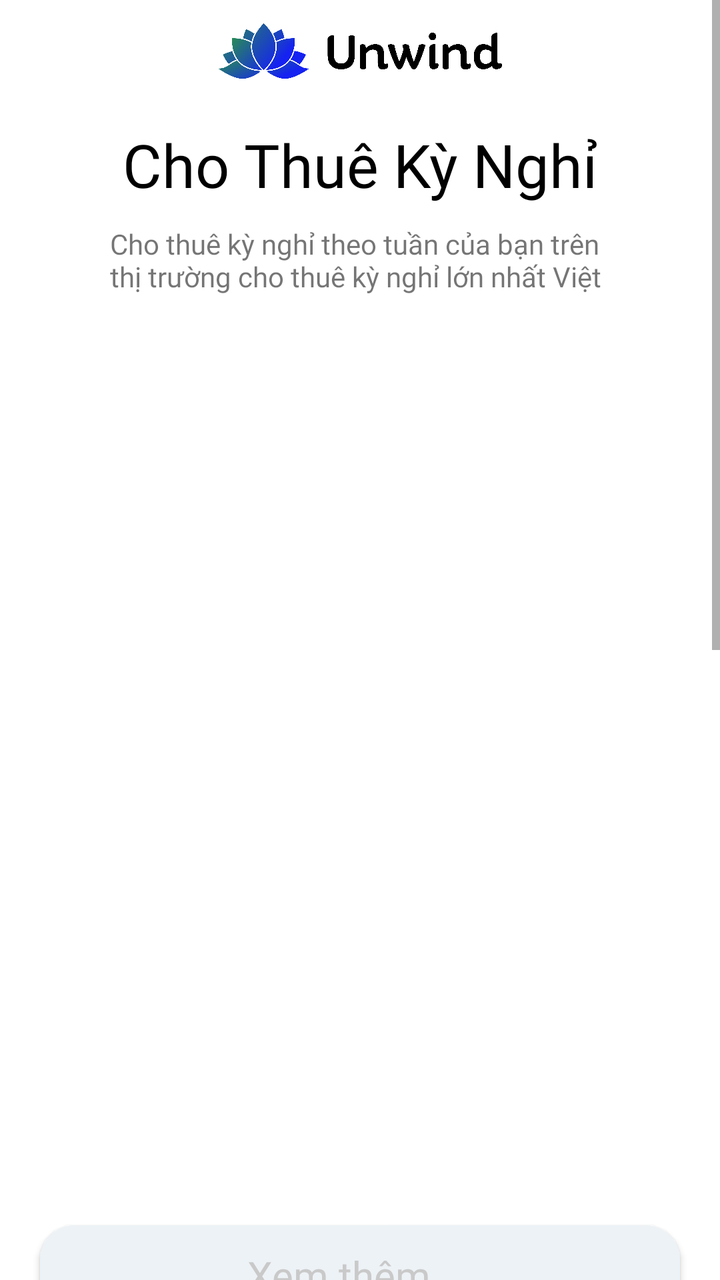
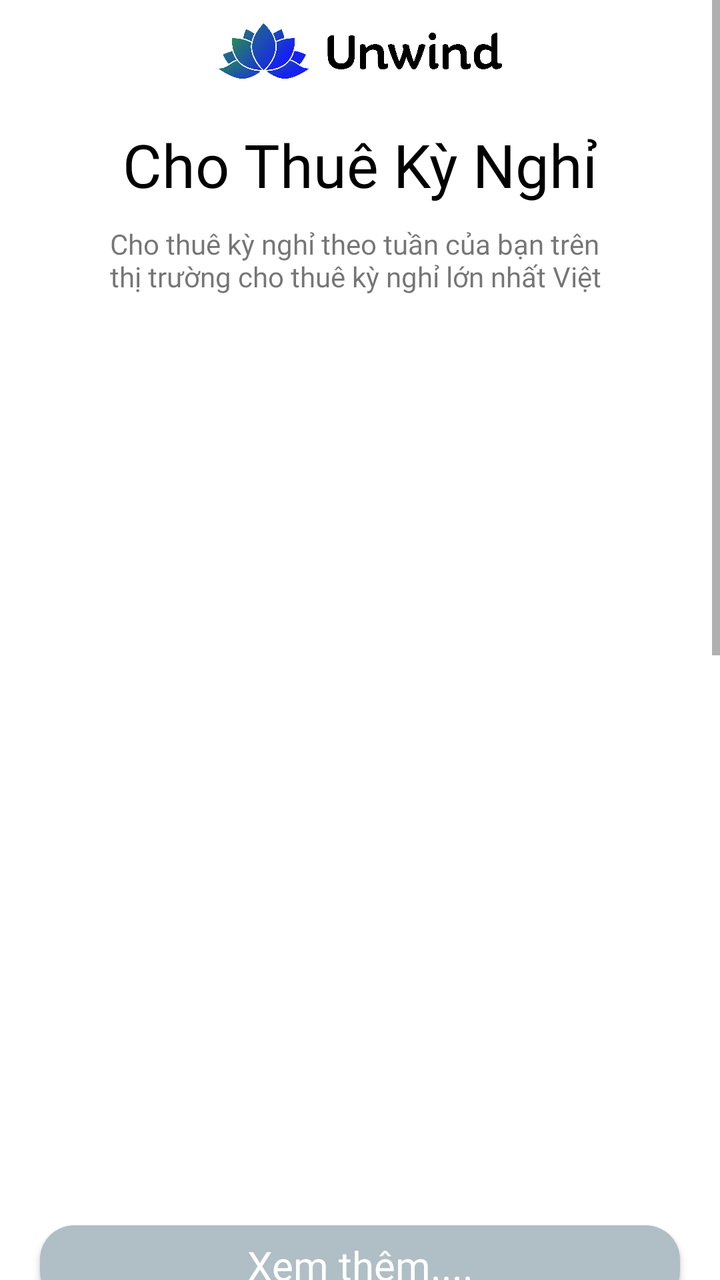

Screens rendered from an Android XML layout before and after an edit, with the pre-edit source and the edit as a unified diff.
<!-- AndroidManifest.xml: application theme Base.Theme.TEPTimeshareExchangePlatform -->
<!-- res/layout/fragment_check_timeshare.xml -->
<?xml version="1.0" encoding="utf-8"?>
<androidx.constraintlayout.widget.ConstraintLayout
    xmlns:android="http://schemas.android.com/apk/res/android"
    xmlns:app="http://schemas.android.com/apk/res-auto"
    xmlns:tools="http://schemas.android.com/tools"
    android:id="@+id/main"
    android:layout_width="match_parent"
    android:layout_height="match_parent"
    tools:context=".UI.Activity.FlowPosting.RentalPostingActivity.RentalPostingActivity">

    <ScrollView
        android:id="@+id/scrollView"
        android:layout_width="match_parent"
        android:layout_height="wrap_content"
        android:fillViewport="true"
        app:layout_constraintTop_toTopOf="parent">

        
        <LinearLayout
            android:layout_width="match_parent"
            android:layout_height="wrap_content"
            android:orientation="vertical"
            android:paddingTop="2dp">

            
            <LinearLayout
                android:id="@+id/linearLayout"
                android:layout_width="match_parent"
                android:layout_height="50dp"
                android:background="@color/white"
                android:gravity="center"
                app:layout_constraintStart_toStartOf="parent"
                app:layout_constraintTop_toBottomOf="@+id/customToolBar">

                <ImageView
                    android:layout_width="wrap_content"
                    android:layout_height="40dp"
                    android:src="@drawable/logo_unwind_horizontal" />
            </LinearLayout>

            
            <androidx.constraintlayout.widget.ConstraintLayout
                android:layout_width="match_parent"
                android:layout_height="wrap_content">

                
                <TextView
                    android:id="@+id/textView9"
                    android:layout_width="wrap_content"
                    android:layout_height="wrap_content"
                    android:layout_marginTop="10dp"
                    android:fontFamily="@font/inter_extrabold"
                    android:gravity="center"
                    android:text="Cho Thuê Kỳ Nghỉ"
                    android:textColor="@color/black"
                    android:textSize="30dp"
                    app:layout_constraintEnd_toEndOf="parent"
                    app:layout_constraintStart_toStartOf="parent"
                    app:layout_constraintTop_toTopOf="parent" />

                
                <TextView
                    android:layout_width="250dp"
                    android:layout_height="wrap_content"
                    android:layout_marginTop="10dp"
                    android:fontFamily="@font/inter_regular"
                    android:maxLines="2"
                    android:text="Cho thuê kỳ nghỉ theo tuần của bạn trên thị trường cho thuê kỳ nghỉ lớn nhất Việt Nam!"
                    app:layout_constraintEnd_toEndOf="parent"
                    app:layout_constraintStart_toStartOf="parent"
                    app:layout_constraintTop_toBottomOf="@+id/textView9" />


            </androidx.constraintlayout.widget.ConstraintLayout>

            
            <androidx.recyclerview.widget.RecyclerView
                android:id="@+id/rc_timeshare_company"
                android:layout_width="match_parent"
                android:layout_height="430dp"
                android:layout_gravity="center"
                android:layout_marginStart="20dp"
                android:layout_marginTop="20dp"
                android:layout_marginEnd="20dp"
                android:keepScreenOn="true"
                android:nestedScrollingEnabled="false"
                android:orientation="vertical"
                app:layoutManager="androidx.recyclerview.widget.GridLayoutManager"
                app:spanCount="2"/>

            
            <androidx.appcompat.widget.AppCompatButton
                android:id="@+id/btn_see_more"
                android:layout_width="match_parent"
                android:layout_height="50dp"
                android:layout_marginStart="20dp"
                android:layout_marginTop="15dp"
                android:layout_marginEnd="20dp"
                android:layout_marginBottom="100dp"
                android:background="@drawable/ripple_effect_white"
                android:fontFamily="@font/inter_bold"
                android:text="Xem thêm...."
                android:textAllCaps="false"
                android:textColor="@color/primary_background"
                android:textSize="20dp" />

            
            <androidx.constraintlayout.widget.ConstraintLayout
                android:id="@+id/csl_input_section"
                android:layout_width="match_parent"
                android:layout_height="match_parent"
                android:padding="16dp">

                
                <TextView
                    android:id="@+id/tv_question"
                    android:layout_width="0dp"
                    android:layout_height="wrap_content"
                    android:gravity="center"
                    android:text="Bạn có sẵn Timeshare để đăng lên \n hệ thống Unwind không ?"
                    android:textSize="16sp"
                    android:textStyle="bold"
                    app:layout_constraintEnd_toEndOf="parent"
                    app:layout_constraintStart_toStartOf="parent"
                    app:layout_constraintTop_toTopOf="parent" />

                
                <androidx.appcompat.widget.AppCompatButton
                    android:id="@+id/btn_yes"
                    android:layout_width="0dp"
                    android:layout_height="wrap_content"
                    android:layout_marginTop="16dp"
                    android:background="@drawable/ripple_effect_white"
                    android:backgroundTint="@color/blue_see_more"
                    android:text="Có, tôi muốn sử dụng Timeshare của mình để cho thuê."
                    android:textAllCaps="false"
                    android:textColor="@color/white"
                    app:layout_constraintEnd_toEndOf="parent"
                    app:layout_constraintStart_toStartOf="parent"
                    app:layout_constraintTop_toBottomOf="@id/tv_question" />

                
                <androidx.appcompat.widget.AppCompatButton
                    android:id="@+id/btn_no"
                    android:layout_width="0dp"
                    android:layout_height="wrap_content"
                    android:layout_marginTop="8dp"
                    android:background="@drawable/ripple_effect_white"
                    android:backgroundTint="@color/blue_btn_search"
                    android:text="Chưa, tự tôi sẽ thiết lập Timeshare của mình để cho thuê."
                    android:textAllCaps="false"
                    android:textColor="@color/white"
                    app:layout_constraintEnd_toEndOf="parent"
                    app:layout_constraintStart_toStartOf="parent"
                    app:layout_constraintTop_toBottomOf="@id/btn_yes" />

                
                <TextView
                    android:id="@+id/tv_resort_label"
                    android:layout_width="0dp"
                    android:layout_height="wrap_content"
                    android:layout_marginTop="32dp"
                    android:fontFamily="@font/inter_light"
                    android:text="Chọn Resort bạn đã sử dụng hệ thống đặt phòng"
                    android:textSize="12sp"
                    app:layout_constraintEnd_toEndOf="parent"
                    app:layout_constraintStart_toStartOf="parent"
                    app:layout_constraintTop_toBottomOf="@id/btn_no" />

                
                <androidx.constraintlayout.widget.ConstraintLayout
                    android:id="@+id/card_search"
                    android:layout_width="match_parent"
                    android:layout_height="55dp"
                    android:layout_marginTop="5dp"
                    android:background="@drawable/background_stroke_around"
                    android:backgroundTint="#EDF2F6"
                    app:layout_constraintTop_toBottomOf="@+id/tv_resort_label"
                    tools:layout_editor_absoluteX="16dp">

                    
                    <ImageView
                        android:id="@+id/search_icon"
                        android:layout_width="24dp"
                        android:layout_height="24dp"
                        android:layout_marginStart="10dp"
                        android:layout_alignParentStart="true"
                        android:layout_centerVertical="true"
                        android:src="@drawable/baseline_search_24"
                        app:layout_constraintBottom_toBottomOf="parent"
                        app:layout_constraintStart_toStartOf="parent"
                        app:layout_constraintTop_toTopOf="parent"
                        app:tint="@color/black" />

                    
                    <TextView
                        android:id="@+id/search_input"
                        android:gravity="center|left"
                        android:layout_width="match_parent"
                        android:layout_height="match_parent"
                        android:layout_centerVertical="true"
                        android:layout_toEndOf="@id/search_icon"
                        android:background="@android:color/transparent"
                        android:fontFamily="@font/inter_medium"
                        android:hint="@string/search_location_bar"
                        android:layout_marginStart="40dp"
                        android:padding="0dp"
                        android:textColor="@color/black"
                        android:textSize="16dp"
                        app:layout_constraintStart_toEndOf="@+id/search_icon" />
                </androidx.constraintlayout.widget.ConstraintLayout>

                
                <TextView
                    android:id="@+id/tv_hint"
                    android:layout_width="0dp"
                    android:layout_height="wrap_content"
                    android:layout_marginTop="8dp"
                    android:fontFamily="@font/inter_light"
                    android:text="Liên hệ với chúng tôi nếu không tìm thấy Resort."
                    android:textSize="12sp"
                    app:layout_constraintEnd_toEndOf="parent"
                    app:layout_constraintStart_toStartOf="parent"
                    app:layout_constraintTop_toBottomOf="@id/card_search" />

            </androidx.constraintlayout.widget.ConstraintLayout>

            
            <androidx.constraintlayout.widget.ConstraintLayout
                android:layout_marginStart="15dp"
                android:layout_marginEnd="15dp"
                android:layout_marginTop="20dp"
                android:padding="10dp"
                android:background="@drawable/background_stroke_around"
                android:layout_width="match_parent"
                android:layout_height="wrap_content">

                
                <TextView
                    android:id="@+id/textView10"
                    android:layout_width="wrap_content"
                    android:layout_height="wrap_content"
                    android:fontFamily="@font/inter_bold"
                    android:text="Câu hỏi thường gặp"
                    android:textSize="16dp"
                    android:textColor="@color/black"
                    app:layout_constraintStart_toStartOf="parent"
                    app:layout_constraintTop_toTopOf="parent" />


                <androidx.recyclerview.widget.RecyclerView
                    android:id="@+id/rv_faq"
                    android:layout_width="match_parent"
                    android:layout_height="wrap_content"
                    android:minWidth="300dp"
                    android:paddingTop="10dp"
                    app:layoutManager="androidx.recyclerview.widget.LinearLayoutManager"
                    app:layout_constraintTop_toBottomOf="@+id/textView10"
                    tools:layout_editor_absoluteX="10dp"
                    tools:listitem="@layout/item_faq">

                </androidx.recyclerview.widget.RecyclerView>



            </androidx.constraintlayout.widget.ConstraintLayout>

            
            <LinearLayout
                android:layout_width="match_parent"
                android:layout_height="100dp" />

        </LinearLayout>


    </ScrollView>

</androidx.constraintlayout.widget.ConstraintLayout>
<!-- res/layout/item_faq.xml (included above) -->
<?xml version="1.0" encoding="utf-8"?>
<com.google.android.material.card.MaterialCardView xmlns:android="http://schemas.android.com/apk/res/android"
    xmlns:tools="http://schemas.android.com/tools"
    android:layout_width="match_parent"
    android:layout_height="wrap_content"
    android:background="@color/white"
    xmlns:app="http://schemas.android.com/apk/res-auto"
    android:layout_marginBottom="10dp"
    app:cardCornerRadius="17dp">

    <androidx.constraintlayout.widget.ConstraintLayout
        android:layout_width="match_parent"
        android:layout_height="wrap_content">

        <androidx.constraintlayout.widget.ConstraintLayout
            android:id="@+id/constraintLayout"
            android:layout_width="match_parent"
            android:layout_height="wrap_content"
            android:background="@drawable/ripple_effect_white"
            android:padding="8dp"
            app:layout_constraintEnd_toEndOf="parent"
            app:layout_constraintHorizontal_bias="0.5"
            app:layout_constraintStart_toStartOf="parent"
            app:layout_constraintTop_toTopOf="parent">


            <androidx.cardview.widget.CardView
                android:id="@+id/cardView"
                android:layout_width="30dp"
                android:layout_height="30dp"
                app:cardCornerRadius="100dp"
                app:layout_constraintEnd_toEndOf="parent"
                app:layout_constraintTop_toTopOf="parent">

                <ImageView
                    android:id="@+id/im_expanded"
                    android:layout_width="match_parent"
                    android:layout_height="match_parent"
                    android:scaleType="fitXY"
                    android:src="@drawable/ic_expend" />
            </androidx.cardview.widget.CardView>

            <TextView
                android:id="@+id/titleTv"
                android:layout_width="wrap_content"
                android:layout_height="match_parent"
                android:maxWidth="300dp"
                android:padding="5dp"
                android:fontFamily="@font/inter_medium"
                android:text="Tôi mới sử dụng RedWeek, làm cách nào để cho thuê kỳ nghỉ của tôi?"
                android:textColor="@color/black"
                android:textSize="14sp"
                android:textStyle="bold"
                app:layout_constraintBottom_toBottomOf="parent"
                app:layout_constraintStart_toStartOf="parent"
                app:layout_constraintTop_toTopOf="parent" />
        </androidx.constraintlayout.widget.ConstraintLayout>

        <TextView
            android:id="@+id/langDesc"
            android:layout_width="0dp"
            android:layout_height="wrap_content"
            android:padding="8dp"
            android:text="Java is a high-level, class-based, object-oriented programming language that is designed to have as few implementation dependencies as possible."
            app:layout_constraintEnd_toEndOf="parent"
            app:layout_constraintHorizontal_bias="0.5"
            app:layout_constraintStart_toStartOf="parent"
            app:layout_constraintTop_toBottomOf="@id/constraintLayout" />

    </androidx.constraintlayout.widget.ConstraintLayout>

</com.google.android.material.card.MaterialCardView>
<!-- resources referenced by this layout -->
<resources>
  <color name="black">#FF000000</color>
  <color name="blue_btn_search">#1767E4</color>
  <color name="blue_see_more">#0091FB</color>
  <color name="primary_background">#C9C9C9</color>
  <color name="white">#FFFFFFFF</color>
  <!-- drawable background_stroke_around (drawable) -->
  <?xml version="1.0" encoding="utf-8"?>
  <shape xmlns:android="http://schemas.android.com/apk/res/android"
      android:shape="rectangle"
      >
      <stroke android:width="1dp" android:color="@color/primary_background"/>
      <corners android:radius="8dp"/>
  
  </shape>
  <!-- drawable baseline_search_24 (drawable) -->
  <vector xmlns:android="http://schemas.android.com/apk/res/android" android:height="24dp" android:tint="#4B555E" android:viewportHeight="24" android:viewportWidth="24" android:width="24dp">
        
      <path android:fillColor="@android:color/white" android:pathData="M15.5,14h-0.79l-0.28,-0.27C15.41,12.59 16,11.11 16,9.5 16,5.91 13.09,3 9.5,3S3,5.91 3,9.5 5.91,16 9.5,16c1.61,0 3.09,-0.59 4.23,-1.57l0.27,0.28v0.79l5,4.99L20.49,19l-4.99,-5zM9.5,14C7.01,14 5,11.99 5,9.5S7.01,5 9.5,5 14,7.01 14,9.5 11.99,14 9.5,14z"/>
      
  </vector>
  <!-- drawable ic_expend: png bitmap (drawable, 1194 bytes) -->
  <!-- drawable logo_unwind_horizontal: png bitmap (drawable, 294970 bytes) -->
  <!-- drawable ripple_effect_white (drawable) -->
  <?xml version="1.0" encoding="utf-8"?>
  <ripple xmlns:android="http://schemas.android.com/apk/res/android"
      android:color="?android:attr/colorControlHighlight">
      <item>
          <shape android:shape="rectangle">
              <corners android:radius="17dp"></corners>
              <solid android:color="@color/gray_light_background"></solid>
          </shape>
      </item>
  </ripple>
  <string name="search_location_bar">Enter location, hotel</string>
  <style name="Base.Theme.TEPTimeshareExchangePlatform" parent="Theme.MaterialComponents.DayNight.NoActionBar">
          <item name="android:statusBarColor">@color/white</item>
          <item name="android:windowLightStatusBar">true
          </item> 
      </style>
  <color name="gray_light_background">#EDF2F6</color>
</resources>

<!-- the commit's change to res/layout/fragment_check_timeshare.xml (unified diff, before → after) -->
@@ -92,16 +92,17 @@
             <androidx.appcompat.widget.AppCompatButton
                 android:id="@+id/btn_see_more"
                 android:layout_width="match_parent"
-                android:layout_height="50dp"
+                android:layout_height="40dp"
                 android:layout_marginStart="20dp"
                 android:layout_marginTop="15dp"
                 android:layout_marginEnd="20dp"
                 android:layout_marginBottom="100dp"
                 android:background="@drawable/ripple_effect_white"
+                android:backgroundTint="#B0BEC5"
                 android:fontFamily="@font/inter_bold"
                 android:text="Xem thêm...."
                 android:textAllCaps="false"
-                android:textColor="@color/primary_background"
+                android:textColor="@color/white"
                 android:textSize="20dp" />
 
             
@@ -146,7 +147,7 @@
                     android:layout_height="wrap_content"
                     android:layout_marginTop="8dp"
                     android:background="@drawable/ripple_effect_white"
-                    android:backgroundTint="@color/blue_btn_search"
+                    android:backgroundTint="#B0BEC5"
                     android:text="Chưa, tự tôi sẽ thiết lập Timeshare của mình để cho thuê."
                     android:textAllCaps="false"
                     android:textColor="@color/white"
<!-- resource entries referenced after the edit -->
@@ -1,7 +1,6 @@
 <!-- resources referenced by this layout -->
 <resources>
   <color name="black">#FF000000</color>
-  <color name="blue_btn_search">#1767E4</color>
   <color name="blue_see_more">#0091FB</color>
   <color name="primary_background">#C9C9C9</color>
   <color name="white">#FFFFFFFF</color>
